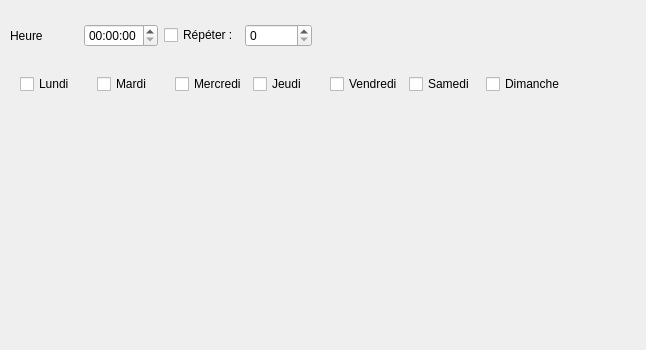
Qt form Horloge_Analogique/reveil.ui (liberflos/HorlogeAnalogique) before a commit.
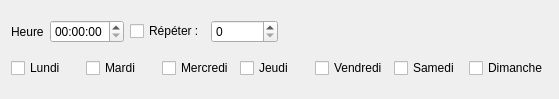
The same form after that commit.

Commit message: MAJ Reveil

Patch:
```diff
--- a/Horloge_Analogique/reveil.ui
+++ b/Horloge_Analogique/reveil.ui
@@ -6,22 +6,15 @@
    <rect>
     <x>0</x>
     <y>0</y>
-    <width>646</width>
-    <height>350</height>
+    <width>559</width>
+    <height>99</height>
    </rect>
   </property>
   <property name="windowTitle">
    <string>Dialog</string>
   </property>
-  <widget class="QWidget" name="">
-   <property name="geometry">
-    <rect>
-     <x>10</x>
-     <y>20</y>
-     <width>302</width>
-     <height>31</height>
-    </rect>
-   </property>
+  <layout class="QVBoxLayout" name="verticalLayout">
+   <item>
    <layout class="QHBoxLayout" name="horizontalLayout">
     <item>
      <widget class="QLabel" name="label">
@@ -53,17 +46,22 @@
       </property>
      </widget>
     </item>
-   </layout>
-  </widget>
-  <widget class="QWidget" name="">
-   <property name="geometry">
-    <rect>
-     <x>20</x>
-     <y>70</y>
-     <width>545</width>
-     <height>28</height>
-    </rect>
-   </property>
+     <item>
+      <spacer name="horizontalSpacer">
+       <property name="orientation">
+        <enum>Qt::Horizontal</enum>
+       </property>
+       <property name="sizeHint" stdset="0">
+        <size>
+         <width>40</width>
+         <height>20</height>
+        </size>
+       </property>
+      </spacer>
+     </item>
+    </layout>
+   </item>
+   <item>
    <layout class="QHBoxLayout" name="horizontalLayout_2">
     <item>
      <widget class="QCheckBox" name="lundi_CheckBox">
@@ -118,7 +116,8 @@
      </widget>
     </item>
    </layout>
-  </widget>
+   </item>
+  </layout>
  </widget>
  <resources/>
  <connections/>
```
Lines whose indentation alone changed are shown as unchanged. The commit also changes 4 other files.
